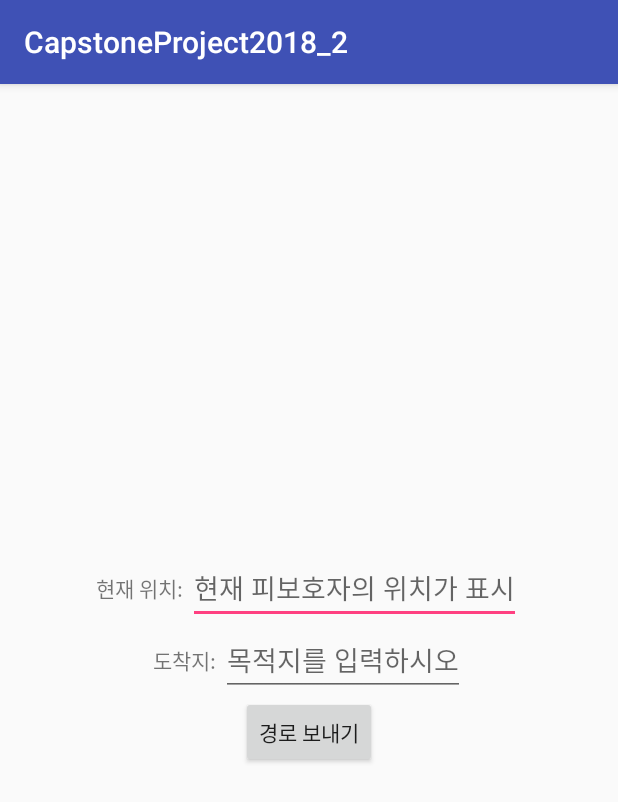
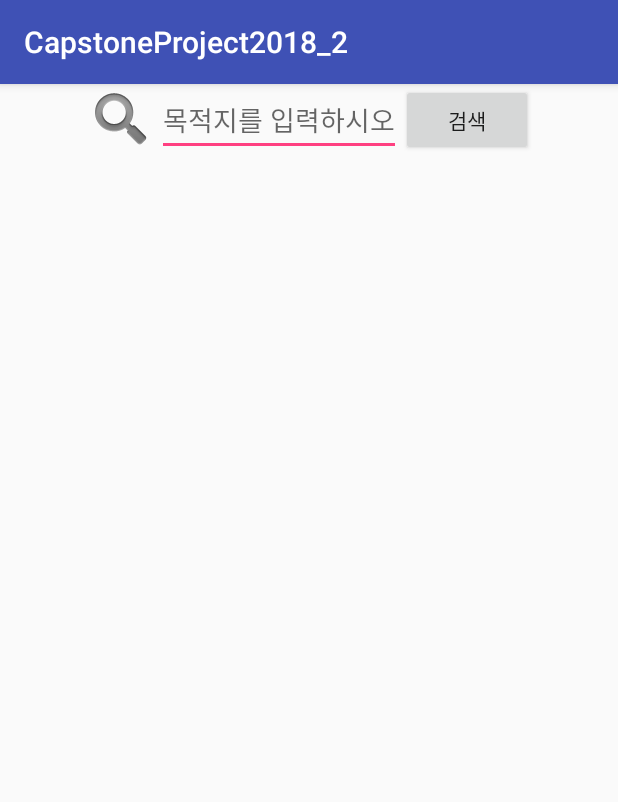
Before and after one commit to CapstoneProject2018-2/i_stick, an Android app: the SetPathActivity screen opened directly, with no data from a screen before it, on a phone screen of 412 x 824 dp. Shown: the top 802 px of the screen. Run offline under Robolectric (Android 15) with nearby library versions, the phone set to English and light mode, and no system bars; libraries missing offline, so code that uses them is left out: com.skt; 3 statements that could not run were skipped.

Commit message:
POI ver 1.0 추가된 전체 프로젝트 버그 수정 예정

```diff
--- a/Android/CapstoneProject2018_2/app/src/main/java/com/example/ckddn/capstoneproject2018_2/SetPathActivity.java
+++ b/Android/CapstoneProject2018_2/app/src/main/java/com/example/ckddn/capstoneproject2018_2/SetPathActivity.java
@@ -3,11 +3,17 @@ package com.example.ckddn.capstoneproject2018_2;
 import android.os.AsyncTask;
 import android.support.v7.app.AppCompatActivity;
 import android.os.Bundle;
+import android.text.TextUtils;
 import android.util.Log;
 import android.view.View;
+import android.widget.AdapterView;
 import android.widget.Button;
+import android.widget.EditText;
+import android.widget.ListView;
 import android.widget.Toast;
 
+import com.skt.Tmap.TMapData;
+import com.skt.Tmap.TMapPOIItem;
 import com.skt.Tmap.TMapView;
 
 import org.json.JSONException;
@@ -23,87 +29,76 @@ import java.io.OutputStreamWriter;
 import java.net.HttpURLConnection;
 import java.net.MalformedURLException;
 import java.net.URL;
+import java.util.ArrayList;
 
 public class SetPathActivity extends AppCompatActivity {
     private String uno, pno;
+    private String keyword;
+    TMapView tMapView;
+
     @Override
     protected void onCreate(Bundle savedInstanceState) {
         super.onCreate(savedInstanceState);
         setContentView(R.layout.activity_set_path);
 
+        final TMapData tMapData = new TMapData();
+        final ListView listView;
+        final PoiListViewAdapter adapter;
+
+        adapter = new PoiListViewAdapter();
+
+        listView = (ListView)findViewById(R.id.poi_listView);
+        listView.setAdapter(adapter);
+
+        final EditText poiName_editText;
+        poiName_editText = (EditText)findViewById(R.id.des_edit_text);
+        Button searchBtn;
+        searchBtn = (Button)findViewById(R.id.searchBtn);
+        searchBtn.setOnClickListener(new View.OnClickListener() {
+                                @Override
+                                public void onClick(View v) {
+                                    keyword = poiName_editText.getText().toString();
+                                    if(!TextUtils.isEmpty(keyword)){
+                                        tMapData.findAllPOI(keyword, new TMapData.FindAllPOIListenerCallback() {
+                                            @Override
+                                            public void onFindAllPOI(final ArrayList<TMapPOIItem> arrayList) {
+                                                runOnUiThread(new Runnable() {
+                                @Override
+                                public void run() {
+                                    for(TMapPOIItem poi : arrayList){
+                                        adapter.notifyDataSetChanged();
+                                        adapter.putSearchResults(new POI(poi));
+                                    }
+                                    if(arrayList.size()>0){
+                                        TMapPOIItem poi = arrayList.get(0);
+                                    }
+                                    }
+                            });
+                            listView.setOnItemClickListener(new AdapterView.OnItemClickListener() {
+                                @Override
+                                public void onItemClick(AdapterView<?> parent, View view, int position, long id) {
+
+                                    Toast.makeText(SetPathActivity.this, arrayList.get(position).getPOIPoint().toString(),Toast.LENGTH_LONG).show();
+
+                                }
+                            });
+
+
+
+
+                        }
+                    });
+                }
+            }
+        });
+
+        tMapView = new TMapView(this);
+        tMapView.setSKTMapApiKey( "85bd1e2c-d3c1-4bbf-93ca-e1f3abbc5788\n" );
+
         uno = getIntent().getStringExtra("uno");
         pno = getIntent().getStringExtra("pno");
-        Button send = (Button) findViewById(R.id.send_path);
-        send.setOnClickListener(new View.OnClickListener() {
-            @Override
-            public void onClick(View v) {
-                new SendDestTask().execute("http://" + ServerInfo.ipAddress + "/parent/setDestination");
-            }
-        });
-    }
 
 
-    public class SendDestTask extends AsyncTask<String, String, String> {
-        String TAG = "SendDestTask>>>";
-        @Override
-        protected String doInBackground(String... strings) {
-            try {   //  json accumulate
-                JSONObject destInfo = new JSONObject();
-                destInfo.accumulate("uno", uno);
-                destInfo.accumulate("pno", pno);
 
-                /* longitude와 latitude는 보호자가 POI검색으로 받아온 목적지의 위도경도이다 */
-                destInfo.accumulate("longitude", 126.9707345);
-                destInfo.accumulate("latitude", 37.4818587);
-
-                Log.d(TAG, "doInBackground: create json");
-                HttpURLConnection conn = null;
-                BufferedReader reader = null;
-                try {   //  for HttpURLConnection
-                    URL url = new URL(strings[0]);
-                    conn = (HttpURLConnection) url.openConnection();
-                    conn.setRequestMethod("POST");  //  POST방식
-                    conn.setRequestProperty("Cache-Control", "no-cache");        // 컨트롤 캐쉬 설정(?)
-                    conn.setRequestProperty("Content-Type", "application/json"); // json형식 전달
-                    conn.setRequestProperty("Accept", "application/text");       // text형식 수신
-                    conn.setRequestProperty("Accept", "application/json");       // json형식 수신
-                    conn.setDoOutput(true); //  OutputStream으로 POST데이터 전송
-                    conn.setDoInput(true);  //  InputStream으로 서버로부터 응답 전달받음
-                    conn.connect();
-
-                    OutputStream outputStream = conn.getOutputStream();
-                    BufferedWriter writer = new BufferedWriter(new OutputStreamWriter(outputStream));
-                    //  버퍼생성
-                    writer.write(destInfo.toString());
-                    writer.flush();
-                    writer.close();
-                    //  send Sign In Info to Server...
-                    InputStream stream = conn.getInputStream();
-                    reader = new BufferedReader(new InputStreamReader(stream));
-                    StringBuffer buffer = new StringBuffer();
-                    String line = "";
-                    while((line = reader.readLine()) != null) {
-                        //  readLine : string or null(if end of data...)
-                        buffer.append(line);
-                        Log.d(TAG, "doInBackground: readLine, " + line);
-                    }
-                    return buffer.toString();
-                } catch (MalformedURLException e) {
-                    //  이상한 URL일 때
-                    e.printStackTrace();
-                } catch (IOException e) {
-                    e.printStackTrace();
-                }
-            } catch (JSONException e) {
-                e.printStackTrace();
-            }
-            return null;
-        }
-
-        @Override
-        protected void onPostExecute(String result) {
-            super.onPostExecute(result);
-            Toast.makeText(getApplicationContext(), result, Toast.LENGTH_LONG).show();
-        }
     }
 }
--- a/Android/CapstoneProject2018_2/app/src/main/res/layout/activity_set_path.xml
+++ b/Android/CapstoneProject2018_2/app/src/main/res/layout/activity_set_path.xml
@@ -4,51 +4,41 @@
     xmlns:tools="http://schemas.android.com/tools"
     android:layout_width="match_parent"
     android:layout_height="match_parent"
-    android:gravity="center"
     android:orientation="vertical"
-    tools:context=".SetPathActivity">
-
-    <LinearLayout
-        android:orientation="horizontal"
-        android:layout_width="match_parent"
-        android:layout_height="wrap_content"
-        android:gravity="center">
-
-        <TextView
-            android:text="현재 위치: "
-            android:layout_width="wrap_content"
-            android:layout_height="wrap_content" />
-        <EditText
-            android:id="@+id/cur_loc"
-            android:hint="현재 피보호자의 위치가 표시"
-            android:layout_width="wrap_content"
-            android:layout_height="wrap_content" />
-
-
-    </LinearLayout>
+    tools:context=".MainActivity">
 
 
     <LinearLayout
-        android:orientation="horizontal"
         android:layout_width="match_parent"
         android:layout_height="wrap_content"
+        android:orientation="horizontal"
         android:gravity="center">
-
-        <TextView
-            android:text="도착지: "
+        <ImageView
+            android:id="@+id/search_img"
             android:layout_width="wrap_content"
-            android:layout_height="wrap_content" />
+            android:layout_height="wrap_content"
+            android:src="@android:drawable/ic_search_category_default"/>
         <EditText
-            android:id="@+id/destination"
+            android:id="@+id/des_edit_text"
             android:hint="목적지를 입력하시오"
             android:layout_width="wrap_content"
             android:layout_height="wrap_content" />
+        <Button
+            android:id="@+id/searchBtn"
+            android:text="검색"
+            android:layout_width="wrap_content"
+            android:layout_height="wrap_content" />
+    </LinearLayout>
+    <LinearLayout
+        android:id="@+id/linearLayoutTmap"
+        android:layout_width="match_parent"
+        android:layout_height="450dp"
+        android:orientation="vertical">
+
+        <ListView
+            android:id="@+id/poi_listView"
+            android:layout_width="wrap_content"
+            android:layout_height="wrap_content"></ListView>
     </LinearLayout>
 
-    <Button
-        android:id="@+id/send_path"
-        android:text="경로 보내기"
-        android:layout_width="wrap_content"
-        android:layout_height="wrap_content" />
-
 </LinearLayout>
```
Also changed, not shown: Android/CapstoneProject2018_2/app/src/main/AndroidManifest.xml (+5 -7 lines), Android/CapstoneProject2018_2/app/src/main/java/com/example/ckddn/capstoneproject2018_2/ConfirmPathActivity.java (added, +107 -0 lines), Android/CapstoneProject2018_2/app/src/main/java/com/example/ckddn/capstoneproject2018_2/POI.java (added, +37 -0 lines), Android/CapstoneProject2018_2/app/src/main/java/com/example/ckddn/capstoneproject2018_2/PoiListViewAdapter.java (added, +74 -0 lines), Android/CapstoneProject2018_2/app/src/main/java/com/example/ckddn/capstoneproject2018_2/PoiListViewItem.java (added, +18 -0 lines), Android/CapstoneProject2018_2/app/src/main/res/layout/activity_confirm_path.xml (added, +54 -0 lines), Android/CapstoneProject2018_2/app/src/main/res/layout/poi_item.xml (added, +20 -0 lines), Android/CapstoneProject2018_2/app/build.gradle (line endings or trailing spaces), 1 other file.
